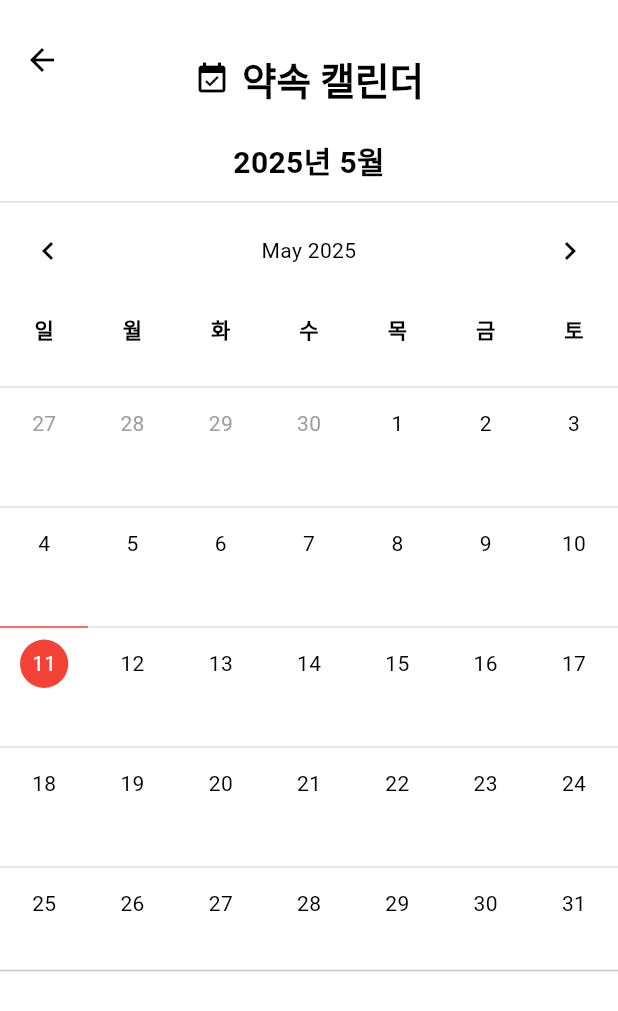
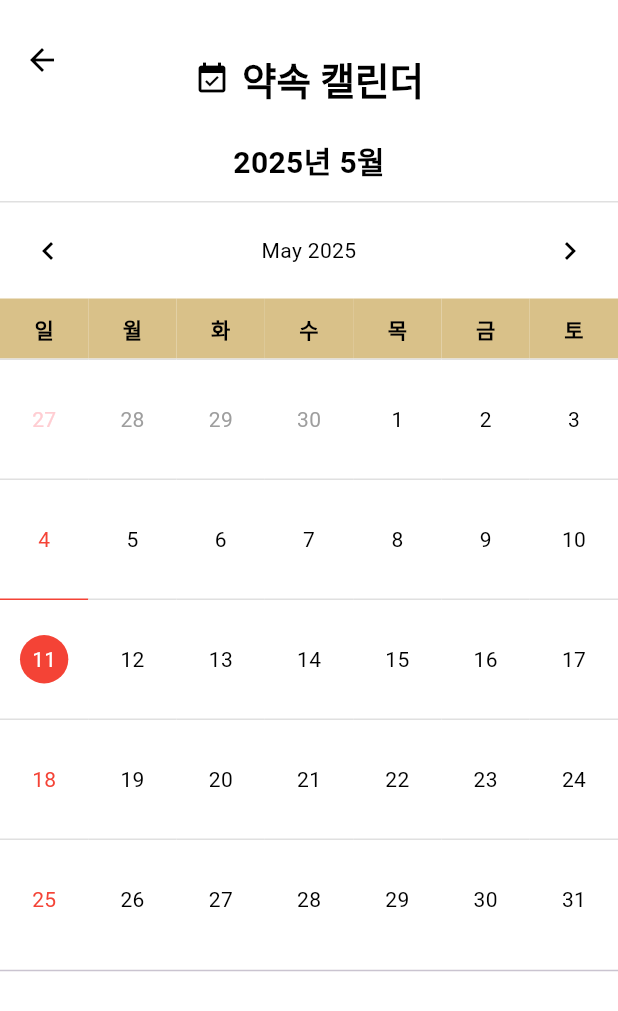
Before and after one commit to partmant/FairMeeting, a Flutter app: the AppointmentCalendarScreen screen opened directly, on a phone screen of 412 x 824 dp. Shown: the top 1011 px of the screen. Run offline on Flutter 3.47's test engine with Material 3 defaults, Android fonts, the phone set to English and light mode, and no system bars; drawn by our look-alikes of table_calendar; our stand-ins replace dotted_border, flutter_dotenv, geolocator; missing offline and left inert: kakao_flutter_sdk_user, kakao_map_plugin.

Commit message:
design: 캘린더 화면 수정(2차)

```diff
--- a/lib/screens/calender_screen.dart
+++ b/lib/screens/calender_screen.dart
@@ -181,7 +181,12 @@ class _AppointmentCalendarScreenState
         ? Colors.red
         : Colors.grey[300]!;
 
-    Color textColor = isOutside ? Colors.grey : Colors.black;
+    Color textColor; // 일요일 빨간색 글씨로 설정
+    if (day.weekday == DateTime.sunday) {
+      textColor = isOutside ? Colors.red[100]! : Colors.red;
+    } else {
+      textColor = isOutside ? Colors.grey : Colors.black;
+    }
 
     BoxDecoration? decoration;
     if (isSelected || isToday) {
@@ -191,21 +196,20 @@ class _AppointmentCalendarScreenState
       );
     }
 
-    return Column(
-      mainAxisAlignment: MainAxisAlignment.center,
+    return Column(    // 날짜 셀과 요일 셀 여백 제거를 위해 다시 편집
       children: [
-        Container(
-          height: 1,
-          margin: const EdgeInsets.only(bottom: 6),
-          color: lineColor,
-        ),
-        Container(
+        Container(height: 1, color: lineColor),
+        Expanded(
+          child: Center(
+            child: Container(
               decoration: decoration,
               padding: const EdgeInsets.all(8),
               child: Text(
                 '${day.day}',
                 style: TextStyle(
                   color: isSelected || isToday ? Colors.white : textColor,
+                ),
+              ),
             ),
           ),
         ),
@@ -285,6 +289,7 @@ class _AppointmentCalendarScreenState
             rowHeight: 80,
             calendarStyle: const CalendarStyle(
               outsideDaysVisible: true,
+              cellMargin: EdgeInsets.zero, // 이 줄 추가
             ),
             daysOfWeekHeight: 40,
             daysOfWeekStyle: const DaysOfWeekStyle(
@@ -301,7 +306,10 @@ class _AppointmentCalendarScreenState
             calendarBuilders: CalendarBuilders(
               dowBuilder: (context, day) {
                 final koreanWeekdays = ['일', '월', '화', '수', '목', '금', '토'];
-                return Center(
+                return Container(
+                  height: 40, // 이 줄 추가
+                  color: const Color(0xFFD9C189), // 요일 셀 색 변경
+                  alignment: Alignment.center,
                   child: Text(
                     koreanWeekdays[day.weekday % 7],
                     style: const TextStyle(
```
Lines whose indentation alone changed are shown as unchanged.
